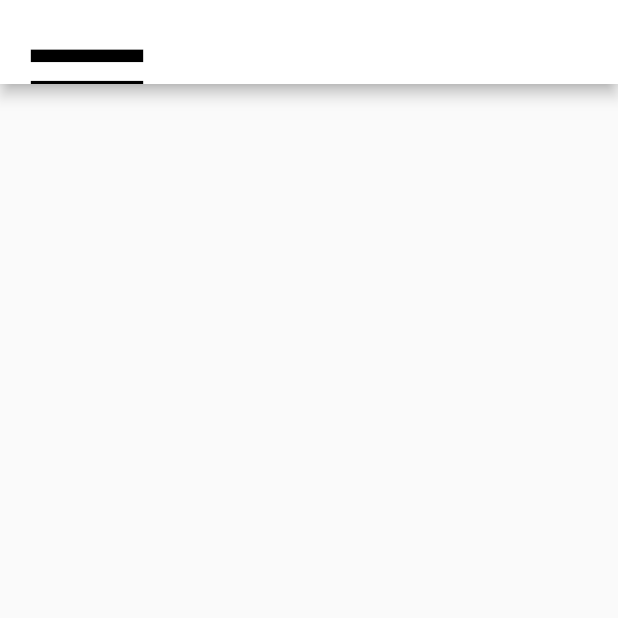
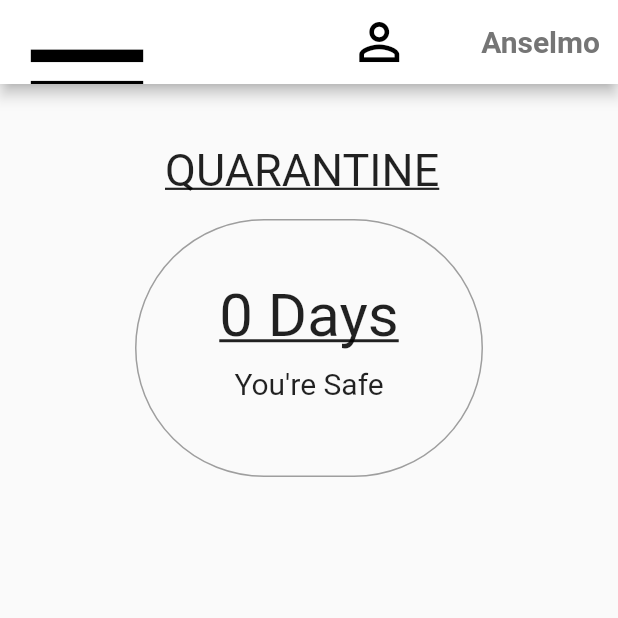
Before and after one commit to team-cobeed/CobeedApp, a Flutter app: the homePage screen opened directly, on a phone screen of 412 x 824 dp, the top half of it. Run offline on Flutter 3.47's test engine with Material 2 defaults, Android fonts, the phone set to English and light mode, and no system bars.

Commit message:
10/21/2020 Ansel's update

```diff
--- a/lib/home_screen.dart
+++ b/lib/home_screen.dart
@@ -1,3 +1,4 @@
+import 'package:cobeed_app/drawer_screen.dart';
 import 'package:flutter/material.dart';
 import 'index_screen.dart';
 
@@ -12,25 +13,83 @@ class homePage extends StatelessWidget{
             color: Colors.black, //change your color here
             size: 100.00,
           ),
+          actions: <Widget>[
+            Container(
+              child: IconButton(
+                icon: Icon(
+                  Icons.perm_identity,
+                  size: 40,
+                ),
+                onPressed: () {
+                  // do something
+                },
+              ),
+            ),
+            Container(
+                margin: EdgeInsets.fromLTRB(10, 16, 12, 16),
+                child: Text(
+                  "Anselmo",
+                  style: TextStyle(
+                    fontSize: 20,
+                    fontWeight: FontWeight.bold,
+                    color: Colors.grey[600],
+                  ),
+                ),
+            )
+
+          ],
         ),
-        drawer: Container(
-          width: 500,
-          child: Drawer(
+          body: Center(
             child: ListView(
-              padding: EdgeInsets.zero,
-              children: <Widget> [
-                  Container(
-                    margin: EdgeInsets.fromLTRB(0, 40, 350, 0),
-                    child: IconButton(icon: Icon(
-                            Icons.arrow_back,
-
-                      ),
+              padding: EdgeInsets.all(10),
+              children: <Widget>[
+                Container(
+                  margin: EdgeInsets.fromLTRB(100, 30, 0, 15),
+                  child: Text(
+                    "QUARANTINE",
+                    style: TextStyle(
+                      fontSize: 30,
+                      decoration: TextDecoration.underline,
                     ),
                   ),
+                ),
+                Container(
+                  margin:  EdgeInsets.fromLTRB(80, 0, 80, 0),
+                  padding:  EdgeInsets.fromLTRB(0, 40,0, 50),
+                  child: Column(
+                    children: <Widget> [
+                      Container(
+                        child: Text(
+                          "0 Days",
+                          style: TextStyle(
+                            fontSize: 40,
+                            decoration: TextDecoration.underline,
+                          ),
+
+                        ),
+                      ),
+                      Container(
+                        margin: EdgeInsets.only(top: 10),
+                        child: Text(
+                          "You're Safe",
+                          style: TextStyle(
+                            fontSize: 20,
+
+                        ),
+                        ),
+                      ),
+                    ],
+                  ),
+                  decoration: BoxDecoration(
+                      borderRadius: BorderRadius.circular(160),
+                      border: Border.all(color: Colors.grey)
+                  ),
+                )
               ],
             ),
           ),
-        ),
+        drawer: drawerPage()
+
       );
   }
 }
```
Also changed, not shown: lib/drawer_screen.dart (added, +135 -0 lines).
